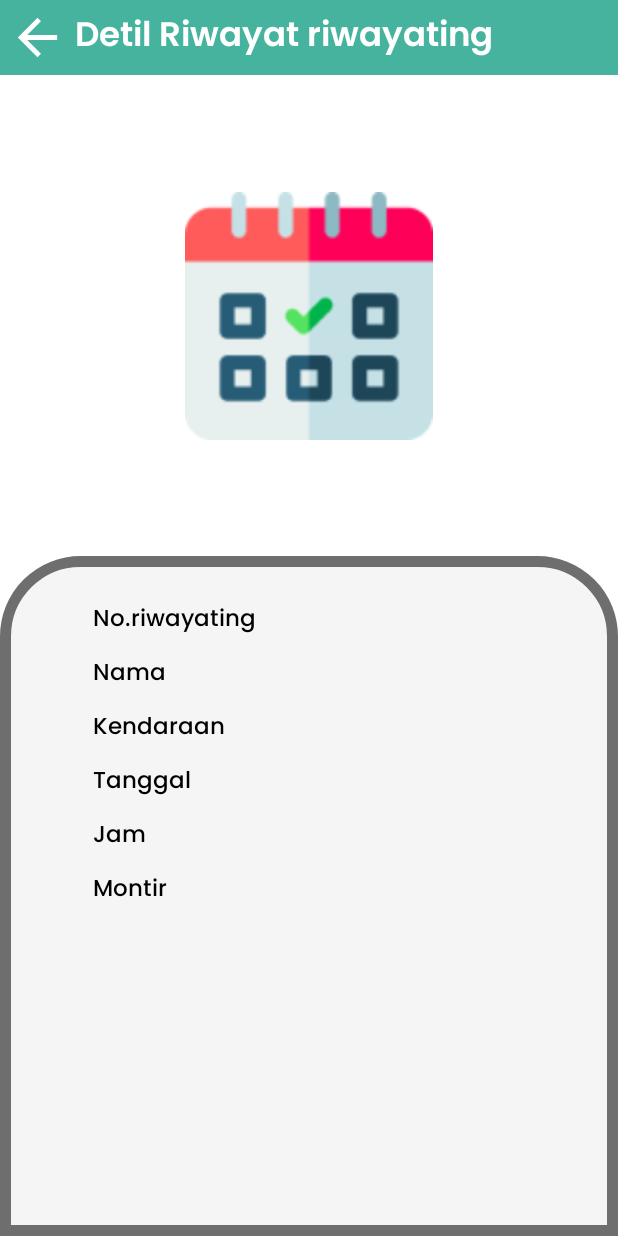
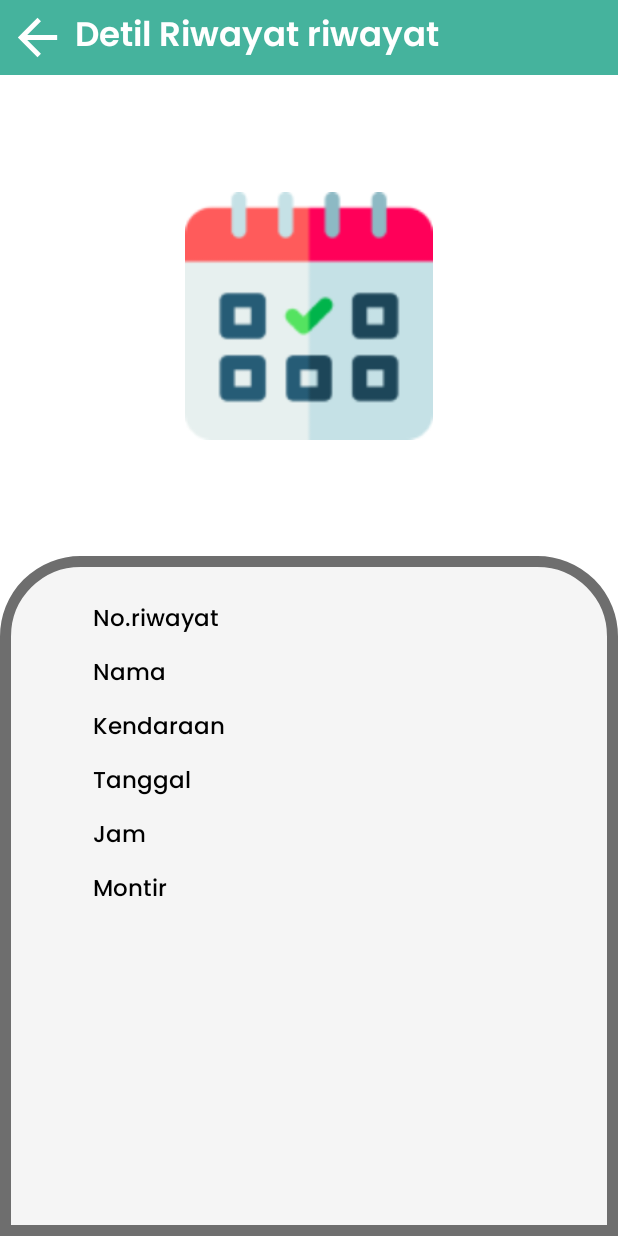
Before and after one commit to DrekanZ/Aitoparts, an Android app: the RiwayatDetails screen opened directly, with no data from a screen before it, on a phone screen of 412 x 824 dp. Run offline under Robolectric (Android 15) with nearby library versions, the light colour scheme and no system bars.

Commit message:
fix String
riwayating -> riwayat

```diff
--- a/app/src/main/res/layout/activity_riwayat_details.xml
+++ b/app/src/main/res/layout/activity_riwayat_details.xml
@@ -21,7 +21,7 @@
             android:layout_height="0dp"
             android:autoSizeTextType="uniform"
             android:padding="5dp"
-            android:text="Detil Riwayat riwayating"
+            android:text="Detil Riwayat riwayat"
             android:fontFamily="@font/poppins_semibold"
             android:textColor="@color/white"
             app:layout_constraintBottom_toBottomOf="parent"
@@ -106,7 +106,7 @@
             android:layout_marginTop="30dp"
             android:fontFamily="@font/poppins_medium"
             android:gravity="center_vertical"
-            android:text="No.riwayating    "
+            android:text="No.riwayat"
             android:textColor="@color/black"
             android:textSize="15dp"
             app:layout_constraintStart_toStartOf="@+id/guidelineriwayatKiri"
```
